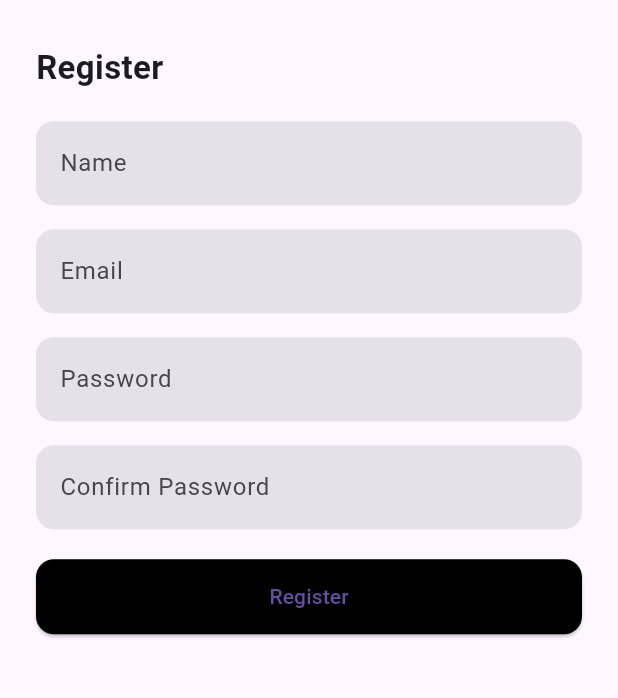
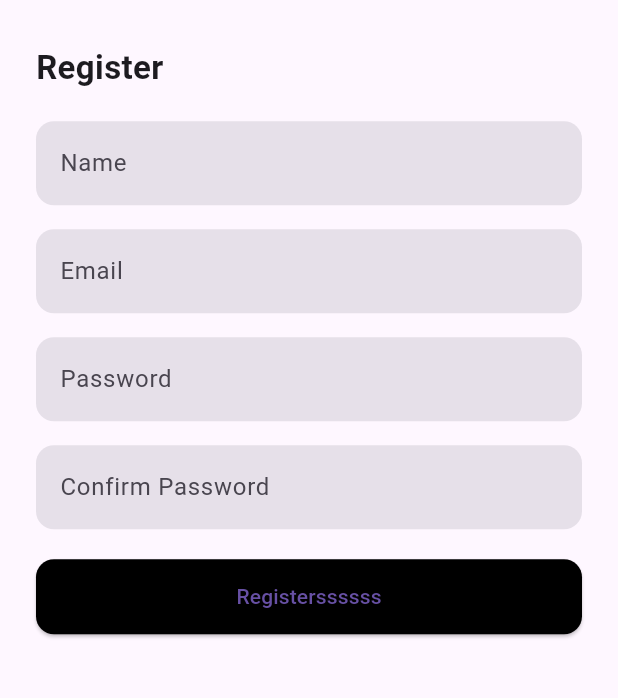
Before and after one commit to Joshua-CB010958/PetCoApp, a Flutter app: the RegisterPage screen opened by its route, on a phone screen of 412 x 824 dp, the part 463-1161 px from its top. Run offline on Flutter 3.47's test engine with Material 3 defaults, Android fonts, the light colour scheme and no system bars; our stand-ins replace connectivity_plus, geocoding, geolocator, image_picker, supabase_flutter; accounts and stored records are empty.

Commit message:
commit app

```diff
--- a/lib/main.dart
+++ b/lib/main.dart
@@ -388,7 +388,7 @@ class RegisterPage extends StatelessWidget {
                         Navigator.pushNamed(context, '/store');
                       }
                     },
-                    child: const Text('Register'),
+                    child: const Text('Registerssssss'),
                   ),
                 ),
               ],
```
